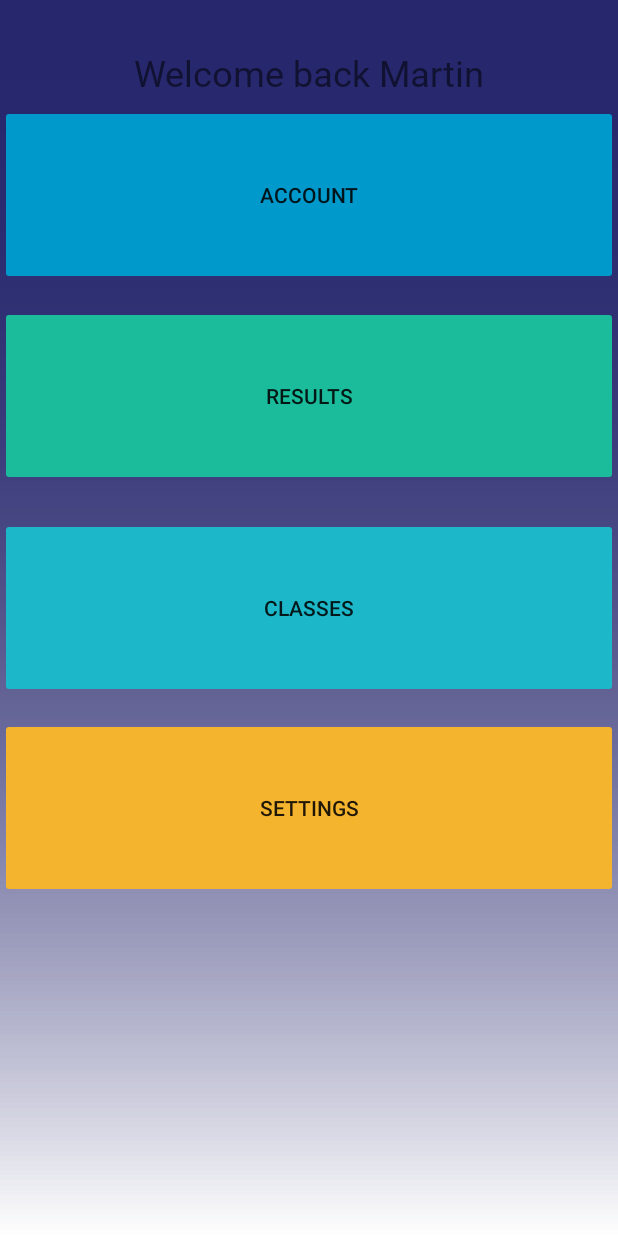
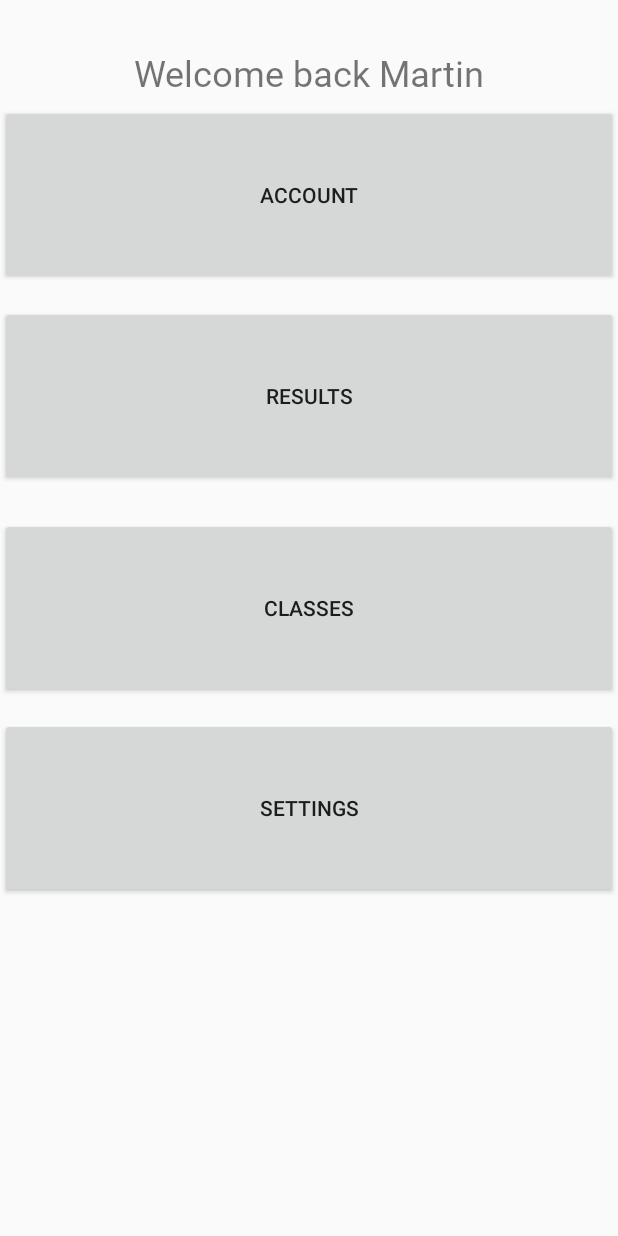
Before and after one commit to Martzii/learning_application, an Android app: the User_homepage screen opened directly, with no data from a screen before it, on a phone screen of 412 x 824 dp. Run offline under Robolectric (Android 15) with nearby library versions, the phone set to English and light mode, and no system bars; Roboto replaces fonts that are not available here.

Commit message:
edited homepage

```diff
--- a/app/src/main/res/layout/activity_user_homepage.xml
+++ b/app/src/main/res/layout/activity_user_homepage.xml
@@ -4,7 +4,6 @@
     xmlns:tools="http://schemas.android.com/tools"
     android:layout_width="match_parent"
     android:layout_height="match_parent"
-    android:background="@drawable/Introduction"
     tools:context=".User_homepage">
 
     <Button
@@ -12,7 +11,6 @@
         android:layout_width="0dp"
         android:layout_height="120dp"
         android:layout_marginBottom="8dp"
-        android:backgroundTint="@color/Saffron"
         android:text="@string/settings"
         app:layout_constraintBottom_toTopOf="@+id/guideline2"
         app:layout_constraintEnd_toEndOf="parent"
@@ -44,7 +42,6 @@
         android:layout_width="0dp"
         android:layout_height="120dp"
         android:layout_marginBottom="8dp"
-        android:backgroundTint="@color/colorPrimaryJava"
         android:text="@string/classes"
         app:layout_constraintBottom_toTopOf="@+id/setting_btn"
         app:layout_constraintEnd_toEndOf="parent"
@@ -58,7 +55,6 @@
         android:layout_width="0dp"
         android:layout_height="120dp"
         android:layout_marginBottom="8dp"
-        android:backgroundTint="@color/colorPrimaryMountainWidow"
         android:text="@string/results"
         app:layout_constraintBottom_toTopOf="@+id/class_btn"
         app:layout_constraintEnd_toEndOf="parent"
@@ -72,14 +68,12 @@
         android:layout_width="0dp"
         android:layout_height="120dp"
         android:layout_marginBottom="8dp"
-        android:backgroundTint="@android:color/holo_blue_dark"
         android:text="@string/account"
         app:layout_constraintBottom_toTopOf="@+id/results_btn"
         app:layout_constraintEnd_toEndOf="parent"
         app:layout_constraintHorizontal_bias="0.0"
         app:layout_constraintStart_toStartOf="parent"
-        app:layout_constraintTop_toTopOf="@+id/guideline"
-        tools:backgroundTint="@color/colorButton" />
+        app:layout_constraintTop_toTopOf="@+id/guideline" />
 
     <android.support.constraint.Guideline
         android:id="@+id/guideline"
```
